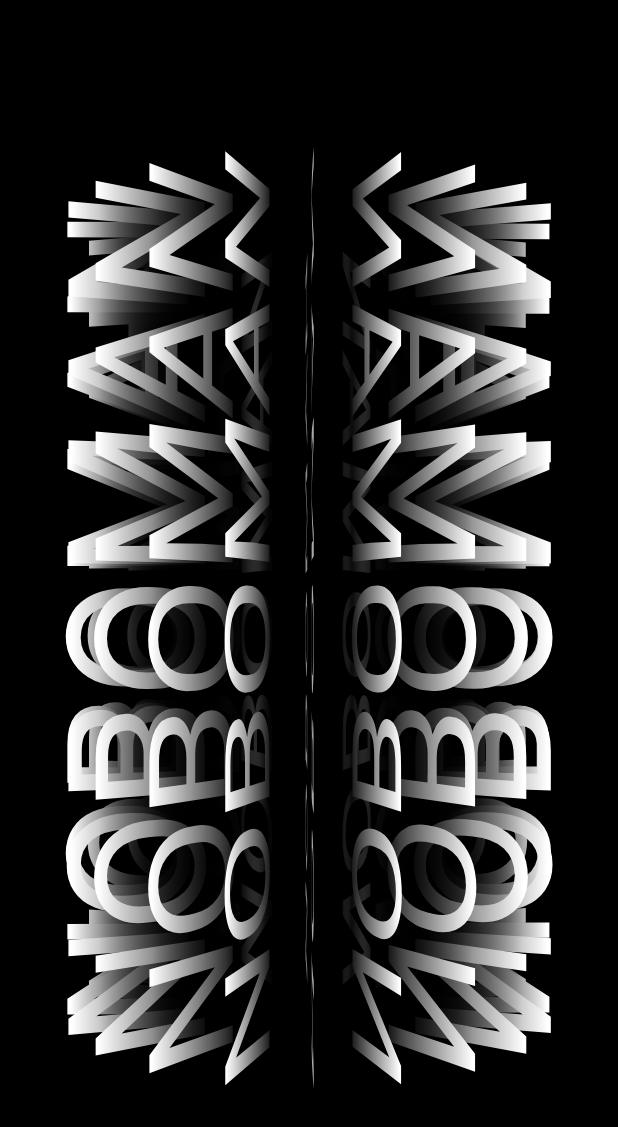
After one commit to NouzNoushad/ui_challenge_practice, a Flutter app: the KineticPosterScreen screen opened directly, on a phone screen of 412 x 824 dp. The commit adds this screen. Shown: the top 1127 px of the screen. Run offline on Flutter 3.47's test engine with Material 3 defaults, Android fonts, the phone set to English and light mode, and no system bars.

Commit message:
kinetic poster and 3d drawer

```diff
--- /dev/null
+++ b/lib/kinetic_poster/kinetic_poster.dart
@@ -0,0 +1,105 @@
+import 'dart:math';
+
+import 'package:flutter/material.dart';
+
+class KineticPosterScreen extends StatefulWidget {
+  const KineticPosterScreen({super.key});
+
+  @override
+  State<KineticPosterScreen> createState() => _KineticPosterScreenState();
+}
+
+class _KineticPosterScreenState extends State<KineticPosterScreen>
+    with SingleTickerProviderStateMixin {
+  late AnimationController controller;
+
+  @override
+  void initState() {
+    controller =
+        AnimationController(vsync: this, duration: const Duration(seconds: 2))
+          ..repeat();
+    controller.addListener(() {
+      setState(() {});
+    });
+    super.initState();
+  }
+
+  @override
+  void dispose() {
+    controller.dispose();
+    super.dispose();
+  }
+
+  bool isOnLeft(double rotation) => cos(rotation) > 0;
+
+  @override
+  Widget build(BuildContext context) {
+    int numberOfText = 20;
+    return Scaffold(
+      backgroundColor: Colors.black,
+      body: SizedBox.expand(
+        child: Stack(
+            alignment: Alignment.center,
+            children: List.generate(numberOfText, (index) {
+              // final animationRotationValue =
+              //     controller.value * 2 * pi / numberOfText;
+              // double rotation =
+              //     2 * pi * index / numberOfText + pi / 2 + animationRotationValue;
+              double rotation =
+                  2 * pi * (index + controller.value) / numberOfText + pi / 2;
+              if (isOnLeft(rotation)) {
+                // rotation = -2 * pi * index / numberOfText -
+                //     pi / 2 -
+                //     animationRotationValue +
+                //     2 * animationRotationValue -
+                //     pi * 2 / numberOfText;
+                rotation = -1 *
+                    (2 * pi * (index - controller.value + 1) / numberOfText +
+                        pi / 2);
+              }
+              return AnimatedBuilder(
+                  animation: controller,
+                  builder: (context, child) {
+                    return Transform(
+                        alignment: Alignment.center,
+                        transform: Matrix4.identity()
+                          ..setEntry(3, 2, 0.001)
+                          ..rotateY(rotation)
+                          ..translate(-120.0),
+                        child: const LinearText());
+                  });
+            })),
+      ),
+    );
+  }
+}
+
+class LinearText extends StatelessWidget {
+  const LinearText({super.key});
+
+  @override
+  Widget build(BuildContext context) {
+    return RotatedBox(
+      quarterTurns: 3,
+      child: Container(
+        foregroundDecoration: BoxDecoration(
+            gradient: LinearGradient(
+                colors: [
+                  Colors.transparent,
+                  Colors.black.withOpacity(0.9),
+                  Colors.transparent
+                ],
+                begin: Alignment.bottomCenter,
+                end: Alignment.topCenter,
+                stops: const [0.0, 0.2, 0.8])),
+        child: const Text(
+          'NOBOMAN',
+          style: TextStyle(
+            color: Colors.white,
+            fontSize: 110,
+          ),
+        ),
+      ),
+    );
+  }
+}
--- a/lib/main.dart
+++ b/lib/main.dart
@@ -1,5 +1,7 @@
 import 'package:flutter/material.dart';
+import 'package:ui_challenge_practice/3d_drawer/3d_drawer.dart';
 import 'package:ui_challenge_practice/filter_menu/filter_menu_screen.dart';
+import 'package:ui_challenge_practice/kinetic_poster/kinetic_poster.dart';
 
 void main() {
   runApp(const MyApp());
@@ -17,7 +19,7 @@ class MyApp extends StatelessWidget {
         useMaterial3: false,
       ),
       debugShowCheckedModeBanner: false,
-      home: const FilterMenuScreen(),
+      home: const DrawerAnimationScreen(),
     );
   }
 }
```
Also changed, not shown: lib/3d_drawer/3d_drawer.dart (added, +227 -0 lines), lib/filter_menu/animated_fab.dart (added, +142 -0 lines), lib/filter_menu/filter_menu_screen.dart (+2 -144 lines).
